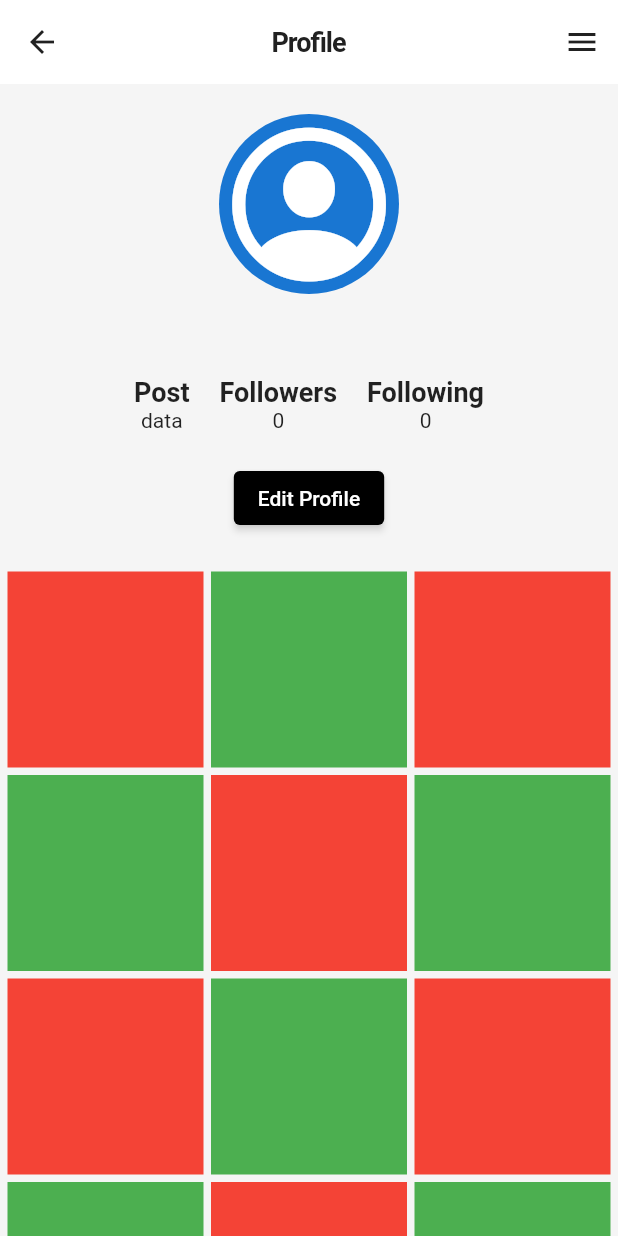
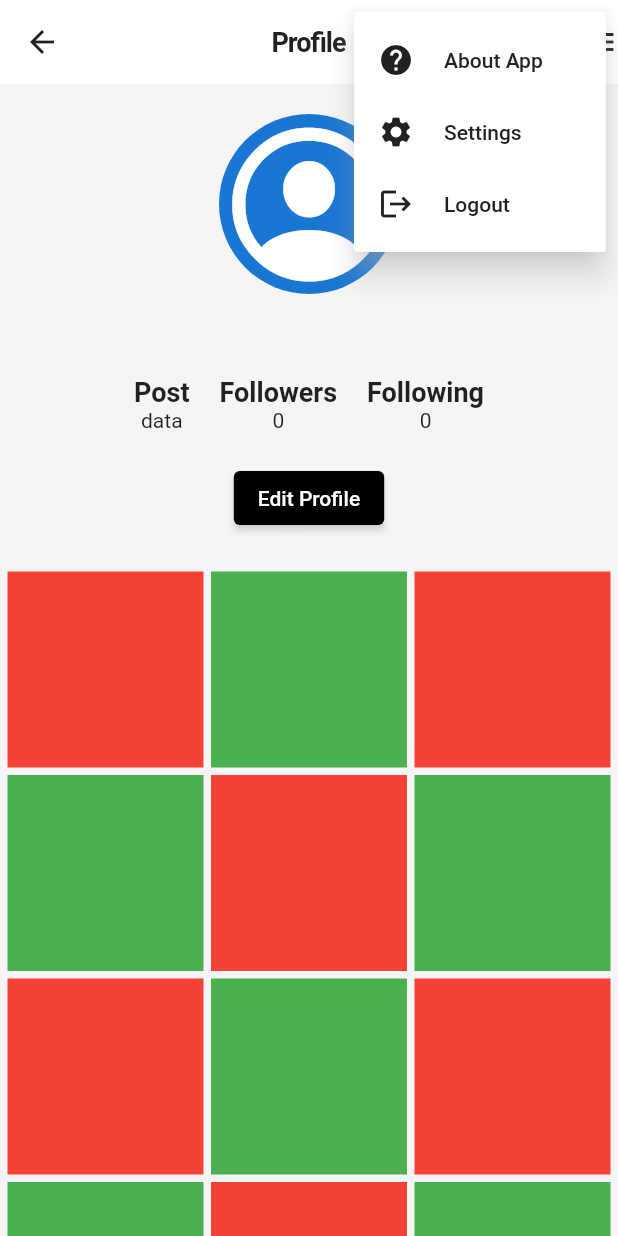
Before and after one commit to Sankwan/GreenGhana-Mobile-App, a Flutter app: the ProfilePage screen opened directly, after a tap on the "menu" icon, on a phone screen of 412 x 824 dp. Run offline on Flutter 3.47's test engine with Material 2 defaults, Android fonts, the phone set to English and light mode, and no system bars; our stand-ins replace bot_toast, cached_network_image, carousel_slider, cloud_firestore, dio, dropdown_search and 15 more; accounts and stored records are empty; Roboto replaces fonts that are missing (Poppins).

Commit message:
sankwan little edits

```diff
--- a/lib/views/screens/profile_page.dart
+++ b/lib/views/screens/profile_page.dart
@@ -38,10 +38,40 @@ class _ProfilePageState extends State<ProfilePage> {
         return Scaffold(
             appBar: AppBar(
               // iconTheme: IconThemeData(),
-              title: Text('Profile'),
+              title: const Text('Profile'),
               centerTitle: true,
               actions: [
-                IconButton(onPressed: () {}, icon: const Icon(Icons.menu))
+                // IconButton(onPressed: () {
+
+                // }, icon: const Icon(Icons.menu))
+                PopupMenuButton(
+                    itemBuilder: (context) =>[
+                      PopupMenuItem(
+                        child: Row(
+                          children:const [Icon(Icons.help), Padding(
+                            padding: EdgeInsets.only(left: 20),
+                            child: Text('About App'),
+                          )],
+                        ),
+                    ),
+                    PopupMenuItem(
+                        child: Row(
+                          children:const [Icon(Icons.settings), Padding(
+                            padding: EdgeInsets.only(left: 20),
+                            child: Text('Settings'),
+                          )],
+                        ),
+                    ),
+                    PopupMenuItem(
+                        child: Row(
+                          children:const [Icon(Icons.logout), Padding(
+                            padding: EdgeInsets.only(left: 20),
+                            child: Text('Logout'),
+                          )],
+                        ),
+                    ),
+                    ],
+                    child: const Icon(Icons.menu))
               ],
             ),
             body: RefreshIndicator(
```
